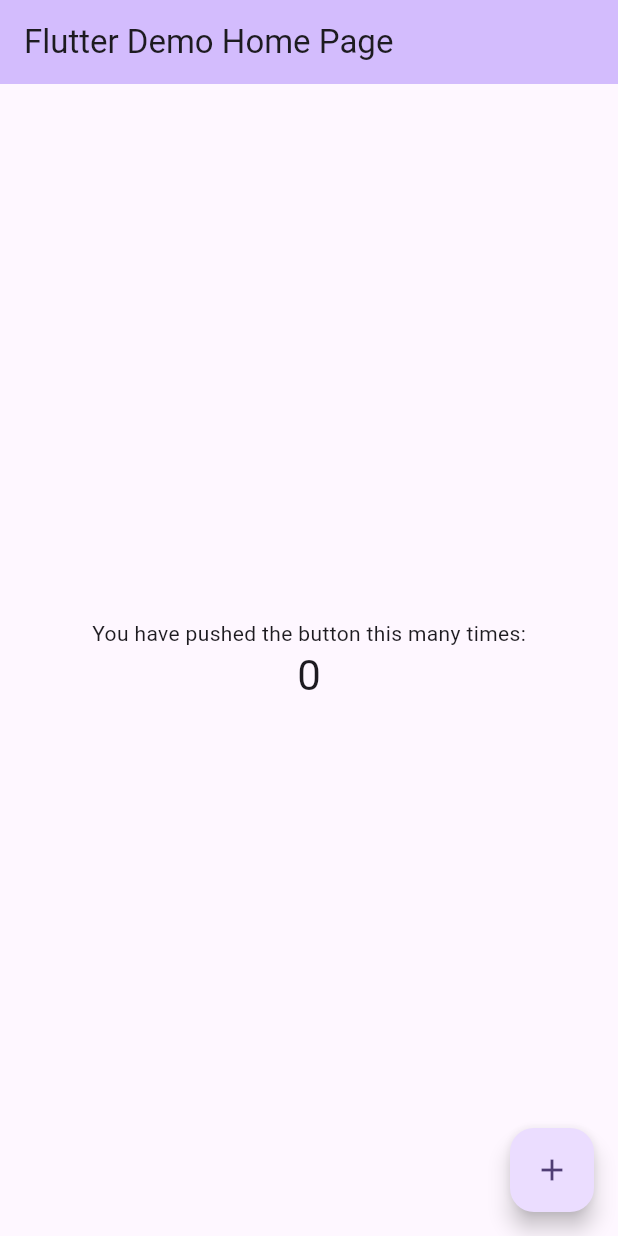
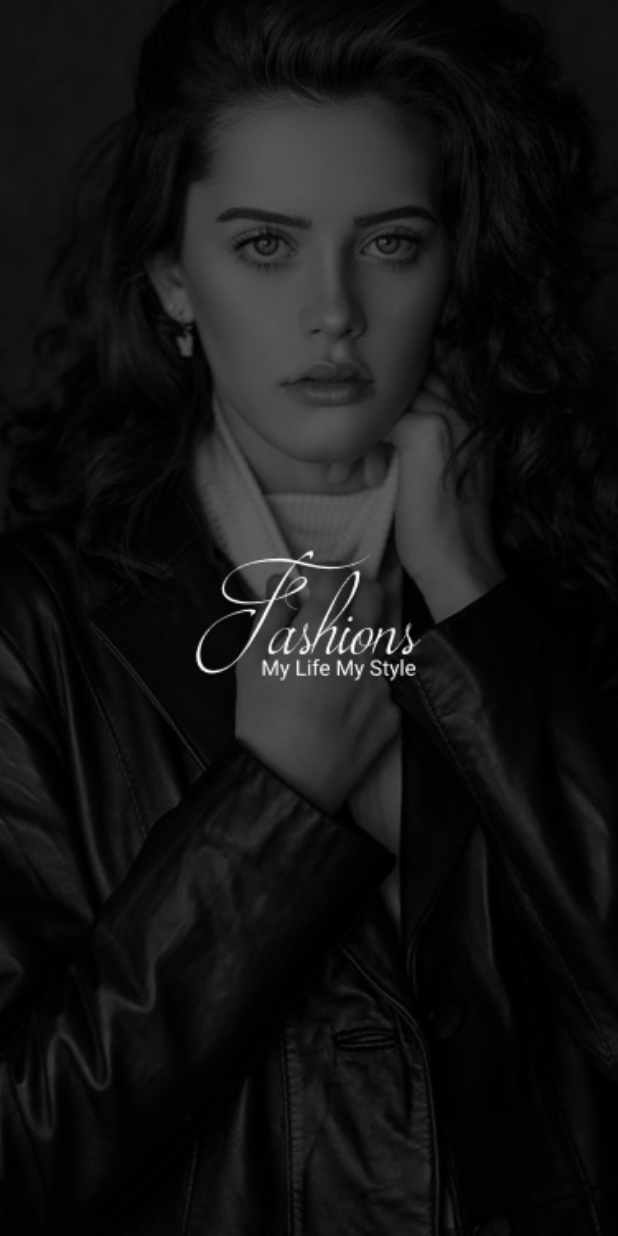
Before and after one commit to mohankumaronly/E-commercial-UI-design, a Flutter app: the screen it shows after launch, on a phone screen of 412 x 824 dp. Run offline on Flutter 3.47's test engine with Material 3 defaults, Android fonts, the phone set to English and light mode, and no system bars.

Commit message:
splash screen

```diff
--- a/lib/main.dart
+++ b/lib/main.dart
@@ -1,4 +1,5 @@
 import 'package:flutter/material.dart';
+import 'package:simple_ui/screens/splash_screen.dart';
 
 void main() {
   runApp(const MyApp());
@@ -11,112 +12,12 @@ class MyApp extends StatelessWidget {
   @override
   Widget build(BuildContext context) {
     return MaterialApp(
+      debugShowCheckedModeBanner: false,
       title: 'Flutter Demo',
       theme: ThemeData(
-        // This is the theme of your application.
-        //
-        // TRY THIS: Try running your application with "flutter run". You'll see
-        // the application has a purple toolbar. Then, without quitting the app,
-        // try changing the seedColor in the colorScheme below to Colors.green
-        // and then invoke "hot reload" (save your changes or press the "hot
-        // reload" button in a Flutter-supported IDE, or press "r" if you used
-        // the command line to start the app).
-        //
-        // Notice that the counter didn't reset back to zero; the application
-        // state is not lost during the reload. To reset the state, use hot
-        // restart instead.
-        //
-        // This works for code too, not just values: Most code changes can be
-        // tested with just a hot reload.
         colorScheme: ColorScheme.fromSeed(seedColor: Colors.deepPurple),
       ),
-      home: const MyHomePage(title: 'Flutter Demo Home Page'),
+      home: SplashScreen(),
     );
   }
 }
-
-class MyHomePage extends StatefulWidget {
-  const MyHomePage({super.key, required this.title});
-
-  // This widget is the home page of your application. It is stateful, meaning
-  // that it has a State object (defined below) that contains fields that affect
-  // how it looks.
-
-  // This class is the configuration for the state. It holds the values (in this
-  // case the title) provided by the parent (in this case the App widget) and
-  // used by the build method of the State. Fields in a Widget subclass are
-  // always marked "final".
-
-  final String title;
-
-  @override
-  State<MyHomePage> createState() => _MyHomePageState();
-}
-
-class _MyHomePageState extends State<MyHomePage> {
-  int _counter = 0;
-
-  void _incrementCounter() {
-    setState(() {
-      // This call to setState tells the Flutter framework that something has
-      // changed in this State, which causes it to rerun the build method below
-      // so that the display can reflect the updated values. If we changed
-      // _counter without calling setState(), then the build method would not be
-      // called again, and so nothing would appear to happen.
-      _counter++;
-    });
-  }
-
-  @override
-  Widget build(BuildContext context) {
-    // This method is rerun every time setState is called, for instance as done
-    // by the _incrementCounter method above.
-    //
-    // The Flutter framework has been optimized to make rerunning build methods
-    // fast, so that you can just rebuild anything that needs updating rather
-    // than having to individually change instances of widgets.
-    return Scaffold(
-      appBar: AppBar(
-        // TRY THIS: Try changing the color here to a specific color (to
-        // Colors.amber, perhaps?) and trigger a hot reload to see the AppBar
-        // change color while the other colors stay the same.
-        backgroundColor: Theme.of(context).colorScheme.inversePrimary,
-        // Here we take the value from the MyHomePage object that was created by
-        // the App.build method, and use it to set our appbar title.
-        title: Text(widget.title),
-      ),
-      body: Center(
-        // Center is a layout widget. It takes a single child and positions it
-        // in the middle of the parent.
-        child: Column(
-          // Column is also a layout widget. It takes a list of children and
-          // arranges them vertically. By default, it sizes itself to fit its
-          // children horizontally, and tries to be as tall as its parent.
-          //
-          // Column has various properties to control how it sizes itself and
-          // how it positions its children. Here we use mainAxisAlignment to
-          // center the children vertically; the main axis here is the vertical
-          // axis because Columns are vertical (the cross axis would be
-          // horizontal).
-          //
-          // TRY THIS: Invoke "debug painting" (choose the "Toggle Debug Paint"
-          // action in the IDE, or press "p" in the console), to see the
-          // wireframe for each widget.
-          mainAxisAlignment: MainAxisAlignment.center,
-          children: <Widget>[
-            const Text('You have pushed the button this many times:'),
-            Text(
-              '$_counter',
-              style: Theme.of(context).textTheme.headlineMedium,
-            ),
-          ],
-        ),
-      ),
-      floatingActionButton: FloatingActionButton(
-        onPressed: _incrementCounter,
-        tooltip: 'Increment',
-        child: const Icon(Icons.add),
-      ), // This trailing comma makes auto-formatting nicer for build methods.
-    );
-  }
-}
--- /dev/null
+++ b/lib/screens/splash_screen.dart
@@ -0,0 +1,22 @@
+import 'package:flutter/material.dart';
+
+class SplashScreen extends StatelessWidget {
+  const SplashScreen({super.key});
+
+  @override
+  Widget build(BuildContext context) {
+    return Scaffold(
+      body: Container(
+        height: double.infinity,
+        width: double.infinity,
+
+         decoration: BoxDecoration(
+          image: DecorationImage(
+            image: AssetImage("assets/images/splash.png"),
+            fit: BoxFit.cover,
+          ),
+        ),
+      ),
+    );
+  }
+}
--- a/pubspec.yaml
+++ b/pubspec.yaml
@@ -58,8 +58,8 @@ flutter:
   uses-material-design: true
 
   # To add assets to your application, add an assets section, like this:
-  # assets:
-  #   - images/a_dot_burr.jpeg
+  assets:
+    - assets/images/
   #   - images/a_dot_ham.jpeg
 
   # An image asset can refer to one or more resolution-specific "variants", see
```
Also changed, not shown: assets/images/splash.png (added).
